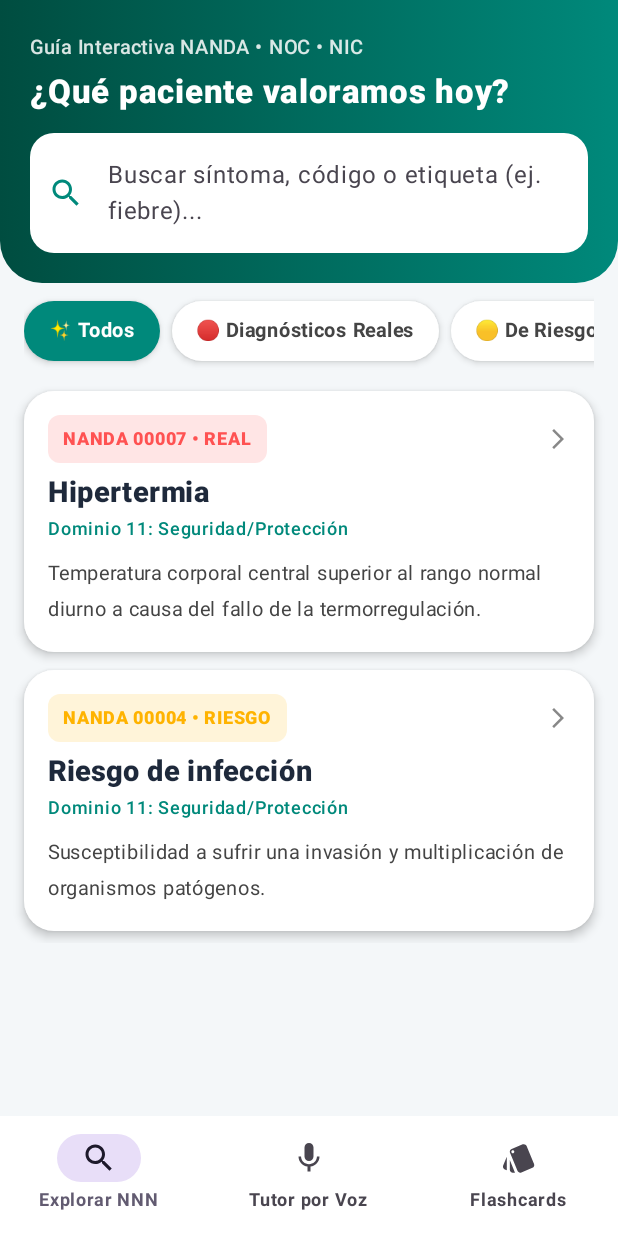
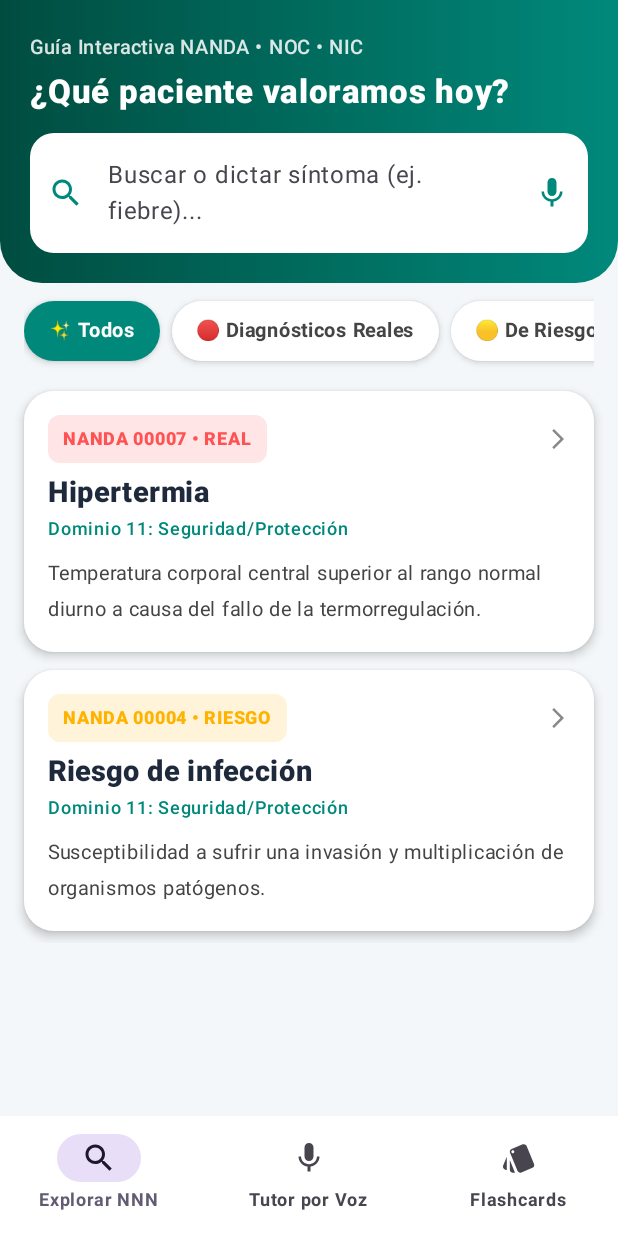
Before and after one commit to pabloch-ayal/guia-nnn-enfermeria, an Android app built with Jetpack Compose: the screen it shows after launch (MainActivity), on a phone screen of 412 x 824 dp. Run offline under Robolectric (Android 15) with nearby library versions, the phone set to English and light mode, and no system bars.

Commit message:
Agregar microfono al buscador e icono de libro verde enfermeria

```diff
--- a/app/src/main/AndroidManifest.xml
+++ b/app/src/main/AndroidManifest.xml
@@ -14,7 +14,9 @@
 
     <application
         android:allowBackup="true"
-        android:label="Enfermería NNN Pro"
+        android:icon="@drawable/ic_launcher_enfermeria"
+        android:roundIcon="@drawable/ic_launcher_enfermeria"
+        android:label="Enfermería NNN"
         android:supportsRtl="true"
         android:theme="@android:style/Theme.Material.Light.NoActionBar">
         <activity
--- a/app/src/main/java/com/enfermeria/nnn/MainActivity.kt
+++ b/app/src/main/java/com/enfermeria/nnn/MainActivity.kt
@@ -175,8 +175,15 @@ fun PantallaExplorar(
     diagnosticos: List<DiagnosticoNNN>,
     alSeleccionar: (DiagnosticoNNN) -> Unit
 ) {
+    val context = LocalContext.current
     var busqueda by remember { mutableStateOf("") }
+    var escuchandoBusqueda by remember { mutableStateOf(false) }
     var filtroTipo by remember { mutableStateOf("TODOS") }
+    val permisoMicBusqueda = rememberLauncherForActivityResult(
+        ActivityResultContracts.RequestPermission()
+    ) { concedido ->
+        if (!concedido) Toast.makeText(context, "Activa el micrófono para buscar por voz", Toast.LENGTH_SHORT).show()
+    }
 
     val filtrados = diagnosticos.filter { diag ->
         val coincideTipo = filtroTipo == "TODOS" || diag.tipo == filtroTipo
@@ -216,8 +223,40 @@ fun PantallaExplorar(
                 OutlinedTextField(
                     value = busqueda,
                     onValueChange = { busqueda = it },
-                    placeholder = { Text("Buscar síntoma, código o etiqueta (ej. fiebre)...") },
+                    placeholder = { Text(if (escuchandoBusqueda) "🎙️ Escuchando síntoma o código..." else "Buscar o dictar síntoma (ej. fiebre)...") },
                     leadingIcon = { Icon(Icons.Default.Search, contentDescription = null, tint = TealPrimary) },
+                    trailingIcon = {
+                        Row(verticalAlignment = Alignment.CenterVertically) {
+                            if (busqueda.isNotEmpty()) {
+                                IconButton(onClick = { busqueda = "" }) {
+                                    Icon(Icons.Default.Clear, contentDescription = "Limpiar", tint = Color.Gray)
+                                }
+                            }
+                            IconButton(
+                                onClick = {
+                                    permisoMicBusqueda.launch(Manifest.permission.RECORD_AUDIO)
+                                    iniciarReconocimientoVoz(
+                                        context = context,
+                                        alEmpezar = { escuchandoBusqueda = true },
+                                        alTerminar = { texto ->
+                                            escuchandoBusqueda = false
+                                            if (!texto.startsWith("No se escuchó")) {
+                                                busqueda = texto
+                                            } else {
+                                                Toast.makeText(context, texto, Toast.LENGTH_SHORT).show()
+                                            }
+                                        }
+                                    )
+                                }
+                            ) {
+                                Icon(
+                                    imageVector = if (escuchandoBusqueda) Icons.Default.GraphicEq else Icons.Default.Mic,
+                                    contentDescription = "Buscar por voz",
+                                    tint = if (escuchandoBusqueda) CoralReal else TealPrimary
+                                )
+                            }
+                        }
+                    },
                     singleLine = true,
                     shape = RoundedCornerShape(16.dp),
                     colors = OutlinedTextFieldDefaults.colors(
```
Also changed, not shown: app/src/main/res/drawable/ic_launcher_enfermeria.xml (added, +35 -0 lines).
